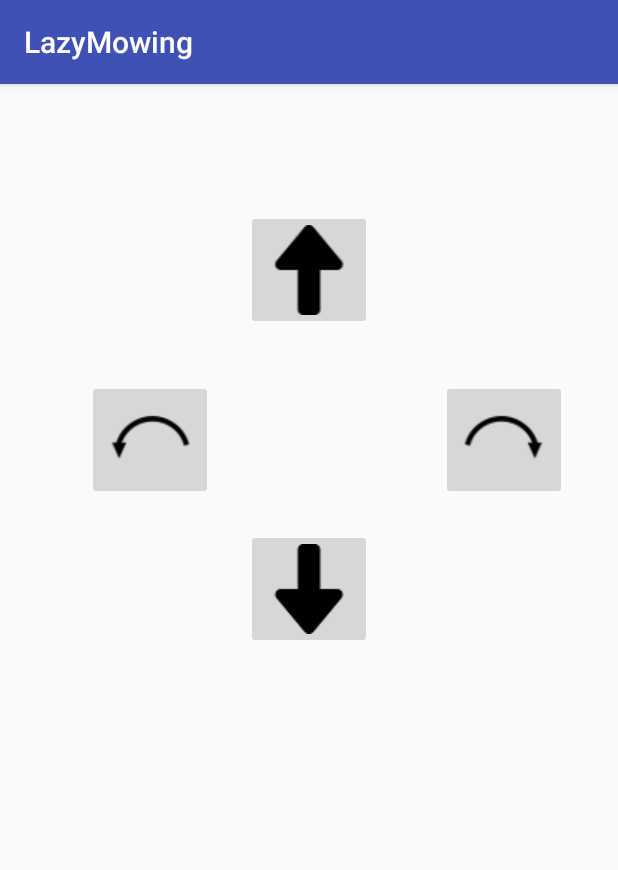
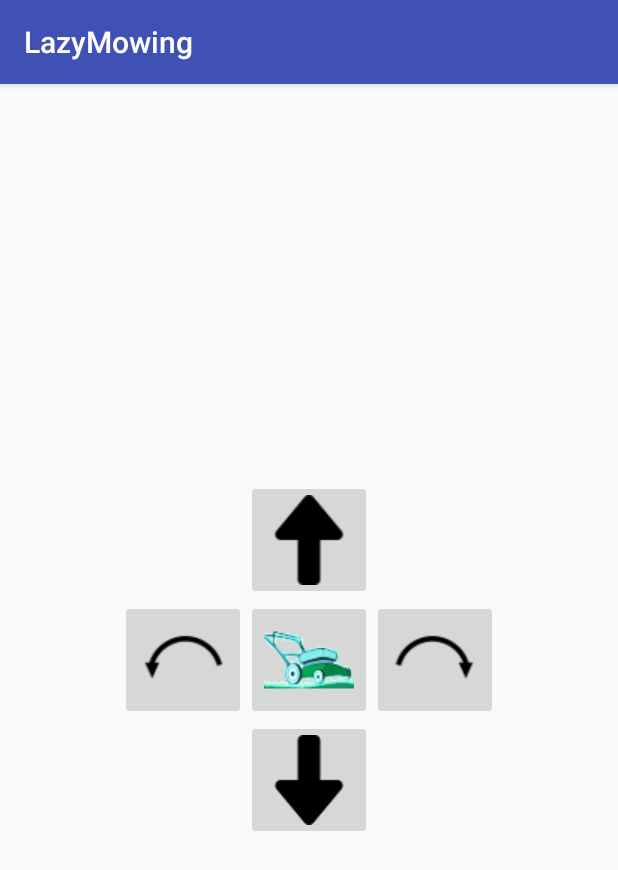
Before and after one commit to Sanders248/LazyMower, an Android app: the screen it shows after launch (MainActivity), on a phone screen of 412 x 824 dp. Shown: the top 870 px of the screen. Run offline under Robolectric (Android 15) with nearby library versions, the phone set to English and light mode, and no system bars.

Commit message:
README in english & relativeLayout better organised

```diff
--- a/AndroidApp/app/src/main/java/com/example/alex/lazymowing/MainActivity.java
+++ b/AndroidApp/app/src/main/java/com/example/alex/lazymowing/MainActivity.java
@@ -2,12 +2,8 @@ package com.example.alex.lazymowing;
 
 import android.support.v7.app.AppCompatActivity;
 import android.os.Bundle;
-import android.view.MotionEvent;
 import android.view.View;
 import android.widget.ImageButton;
-
-import java.io.IOException;
-import java.util.Random;
 
 public class MainActivity extends AppCompatActivity {
 
--- a/AndroidApp/app/src/main/res/layout/activity_main.xml
+++ b/AndroidApp/app/src/main/res/layout/activity_main.xml
@@ -1,50 +1,46 @@
 <?xml version="1.0" encoding="utf-8"?>
 <RelativeLayout xmlns:android="http://schemas.android.com/apk/res/android"
     xmlns:app="http://schemas.android.com/apk/res-auto"
-    xmlns:tools="http://schemas.android.com/tools"
-    android:id="@+id/activity_main"
-    android:layout_width="match_parent"
-    android:layout_height="match_parent"
-    android:paddingBottom="@dimen/activity_vertical_margin"
-    android:paddingLeft="@dimen/activity_horizontal_margin"
-    android:paddingRight="@dimen/activity_horizontal_margin"
-    android:paddingTop="@dimen/activity_vertical_margin"
-    tools:context="com.example.alex.lazymowing.MainActivity">
+    android:layout_width="match_parent" android:layout_height="match_parent">
 
     <ImageButton
+        android:id="@+id/imCenter"
         android:layout_width="wrap_content"
         android:layout_height="wrap_content"
-        app:srcCompat="@drawable/turn_left"
-        android:id="@+id/imTurnLeft"
-        android:layout_marginEnd="22dp"
-        android:layout_below="@+id/imMoveForward"
-        android:layout_toStartOf="@+id/imMoveBack"
-        android:layout_marginTop="33dp" />
+        app:srcCompat="@drawable/im_mower"
+        android:layout_centerHorizontal="true"
+        android:layout_centerVertical="true"/>
 
     <ImageButton
+        android:id="@+id/imMoveForward"
         android:layout_width="wrap_content"
         android:layout_height="wrap_content"
-        app:srcCompat="@drawable/turn_right"
-        android:id="@+id/imTurnRight"
-        android:layout_marginEnd="18dp"
-        android:layout_alignTop="@+id/imTurnLeft"
-        android:layout_alignParentEnd="true" />
+        app:srcCompat="@drawable/im_move_forward"
+        android:layout_above="@+id/imCenter"
+        android:layout_alignStart="@+id/imCenter"/>
 
     <ImageButton
+        android:id="@+id/imTurnRight"
         android:layout_width="wrap_content"
         android:layout_height="wrap_content"
-        app:srcCompat="@drawable/move_back"
-        android:layout_marginTop="19dp"
-        android:id="@+id/imMoveBack"
-        android:layout_below="@+id/imTurnLeft"
-        android:layout_centerHorizontal="true" />
+        app:srcCompat="@drawable/im_turn_right"
+        android:layout_toEndOf="@+id/imCenter"
+        android:layout_alignBottom="@id/imCenter"/>
 
     <ImageButton
+        android:id="@+id/imMoveBack"
         android:layout_width="wrap_content"
         android:layout_height="wrap_content"
-        app:srcCompat="@drawable/move_forward"
-        android:layout_marginTop="68dp"
-        android:id="@+id/imMoveForward"
-        android:layout_alignParentTop="true"
-        android:layout_alignStart="@+id/imMoveBack" />
+        app:srcCompat="@drawable/im_move_back"
+        android:layout_below="@+id/imCenter"
+        android:layout_alignStart="@+id/imCenter" />
+
+    <ImageButton
+        android:id="@+id/imTurnLeft"
+        android:layout_width="wrap_content"
+        android:layout_height="wrap_content"
+        app:srcCompat="@drawable/im_turn_left"
+        android:layout_toStartOf="@+id/imCenter"
+        android:layout_alignBottom="@id/imCenter"/>
+
 </RelativeLayout>
```
Also changed, not shown: AndroidApp/app/src/main/res/drawable/im_move_back.png (renamed from AndroidApp/app/src/main/res/drawable/move_back.png), AndroidApp/app/src/main/res/drawable/im_move_forward.png (renamed from AndroidApp/app/src/main/res/drawable/move_forward.png), AndroidApp/app/src/main/res/drawable/im_mower.png (added), AndroidApp/app/src/main/res/drawable/im_turn_left.png (renamed from AndroidApp/app/src/main/res/drawable/turn_left.png), AndroidApp/app/src/main/res/drawable/im_turn_right.png (renamed from AndroidApp/app/src/main/res/drawable/turn_right.png), 4 other files.
